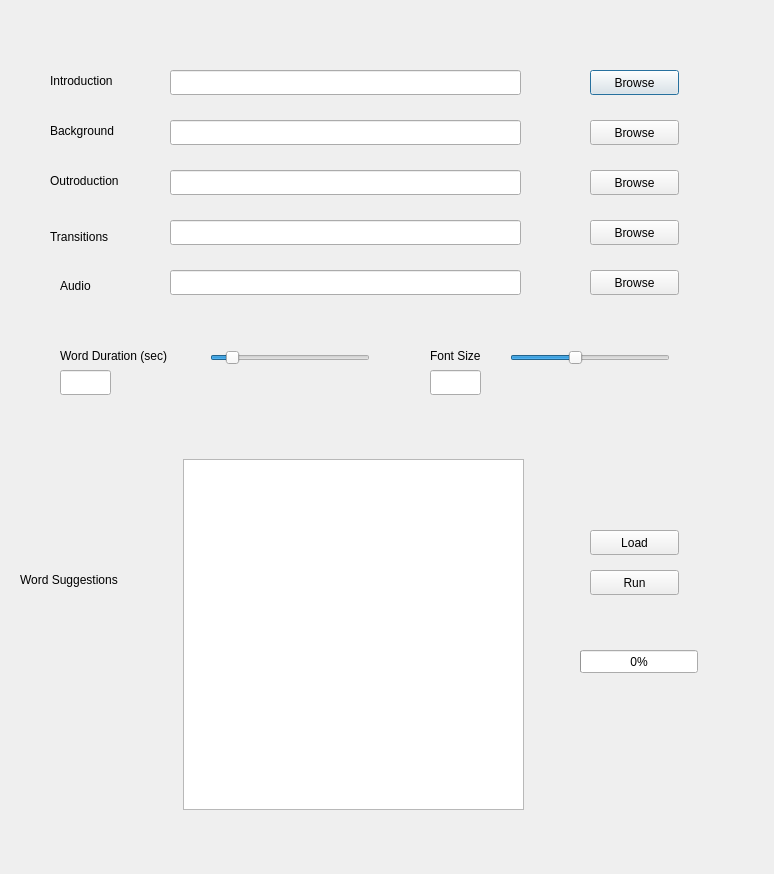
This is src/vcs-gui.ui in IshanTaldekar/Video-Composition-Software as Qt 5 draws it before an edit. The edited form follows.
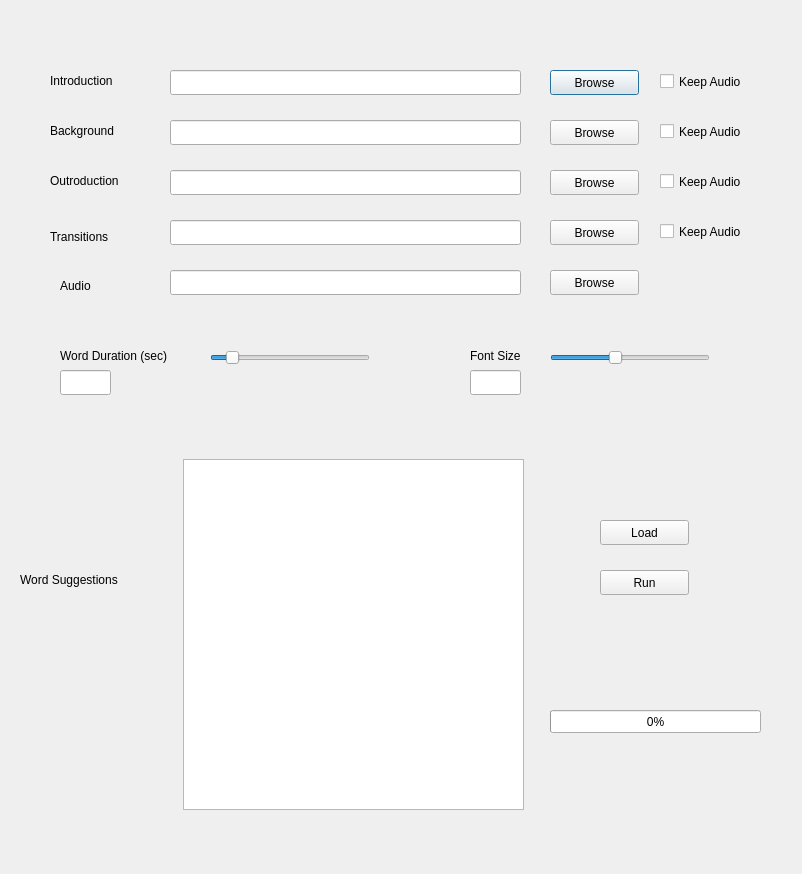
This is the edited form.

Commit message: Adds functionality to keep audio data from a video file if desired

Diff of the .ui file:
```diff
--- a/src/vcs-gui.ui
+++ b/src/vcs-gui.ui
@@ -6,7 +6,7 @@
    <rect>
     <x>0</x>
     <y>0</y>
-    <width>774</width>
+    <width>802</width>
     <height>874</height>
    </rect>
   </property>
@@ -108,7 +108,7 @@
   <widget class="QPushButton" name="IntroductionBrowseButton">
    <property name="geometry">
     <rect>
-     <x>590</x>
+     <x>550</x>
      <y>70</y>
      <width>89</width>
      <height>25</height>
@@ -121,7 +121,7 @@
   <widget class="QPushButton" name="BackgroundBrowseButton">
    <property name="geometry">
     <rect>
-     <x>590</x>
+     <x>550</x>
      <y>120</y>
      <width>89</width>
      <height>25</height>
@@ -134,7 +134,7 @@
   <widget class="QPushButton" name="OutroductionBrowseButton">
    <property name="geometry">
     <rect>
-     <x>590</x>
+     <x>550</x>
      <y>170</y>
      <width>89</width>
      <height>25</height>
@@ -147,7 +147,7 @@
   <widget class="QPushButton" name="TransitionBrowseButton">
    <property name="geometry">
     <rect>
-     <x>590</x>
+     <x>550</x>
      <y>220</y>
      <width>89</width>
      <height>25</height>
@@ -183,7 +183,7 @@
   <widget class="QPushButton" name="AudioBrowseButton">
    <property name="geometry">
     <rect>
-     <x>590</x>
+     <x>550</x>
      <y>270</y>
      <width>89</width>
      <height>25</height>
@@ -196,7 +196,7 @@
   <widget class="QPushButton" name="RunCancelButton">
    <property name="geometry">
     <rect>
-     <x>590</x>
+     <x>600</x>
      <y>570</y>
      <width>89</width>
      <height>25</height>
@@ -261,7 +261,7 @@
   <widget class="QLabel" name="label_8">
    <property name="geometry">
     <rect>
-     <x>430</x>
+     <x>470</x>
      <y>340</y>
      <width>67</width>
      <height>31</height>
@@ -274,7 +274,7 @@
   <widget class="QSlider" name="FontSizeHorizontalSlider">
    <property name="geometry">
     <rect>
-     <x>510</x>
+     <x>550</x>
      <y>350</y>
      <width>160</width>
      <height>16</height>
@@ -296,9 +296,9 @@
   <widget class="QProgressBar" name="ProgressBar">
    <property name="geometry">
     <rect>
-     <x>580</x>
-     <y>650</y>
-     <width>118</width>
+     <x>550</x>
+     <y>710</y>
+     <width>211</width>
      <height>23</height>
     </rect>
    </property>
@@ -309,8 +309,8 @@
   <widget class="QPushButton" name="LoadButton">
    <property name="geometry">
     <rect>
-     <x>590</x>
-     <y>530</y>
+     <x>600</x>
+     <y>520</y>
      <width>89</width>
      <height>25</height>
     </rect>
@@ -332,13 +332,65 @@
   <widget class="QLineEdit" name="FontSizeLineEdit">
    <property name="geometry">
     <rect>
-     <x>430</x>
+     <x>470</x>
      <y>370</y>
      <width>51</width>
      <height>25</height>
     </rect>
    </property>
   </widget>
+  <widget class="QCheckBox" name="IntroductionKeepAudioCheckBox">
+   <property name="geometry">
+    <rect>
+     <x>660</x>
+     <y>70</y>
+     <width>111</width>
+     <height>23</height>
+    </rect>
+   </property>
+   <property name="text">
+    <string>Keep Audio</string>
+   </property>
+  </widget>
+  <widget class="QCheckBox" name="BackgroundKeepAudioCheckBox">
+   <property name="geometry">
+    <rect>
+     <x>660</x>
+     <y>120</y>
+     <width>111</width>
+     <height>23</height>
+    </rect>
+   </property>
+   <property name="text">
+    <string>Keep Audio</string>
+   </property>
+  </widget>
+  <widget class="QCheckBox" name="OutroductionKeepAudioCheckBox">
+   <property name="geometry">
+    <rect>
+     <x>660</x>
+     <y>170</y>
+     <width>111</width>
+     <height>23</height>
+    </rect>
+   </property>
+   <property name="text">
+    <string>Keep Audio</string>
+   </property>
+  </widget>
+  <widget class="QCheckBox" name="TransitionKeepAudioCheckBox">
+   <property name="geometry">
+    <rect>
+     <x>660</x>
+     <y>220</y>
+     <width>111</width>
+     <height>23</height>
+    </rect>
+   </property>
+   <property name="text">
+    <string>Keep Audio</string>
+   </property>
+  </widget>
  </widget>
  <resources/>
  <connections/>
```
Left out of the diff: 3 changed lines with no effect on the pictures. The commit also changes 3 other files.
